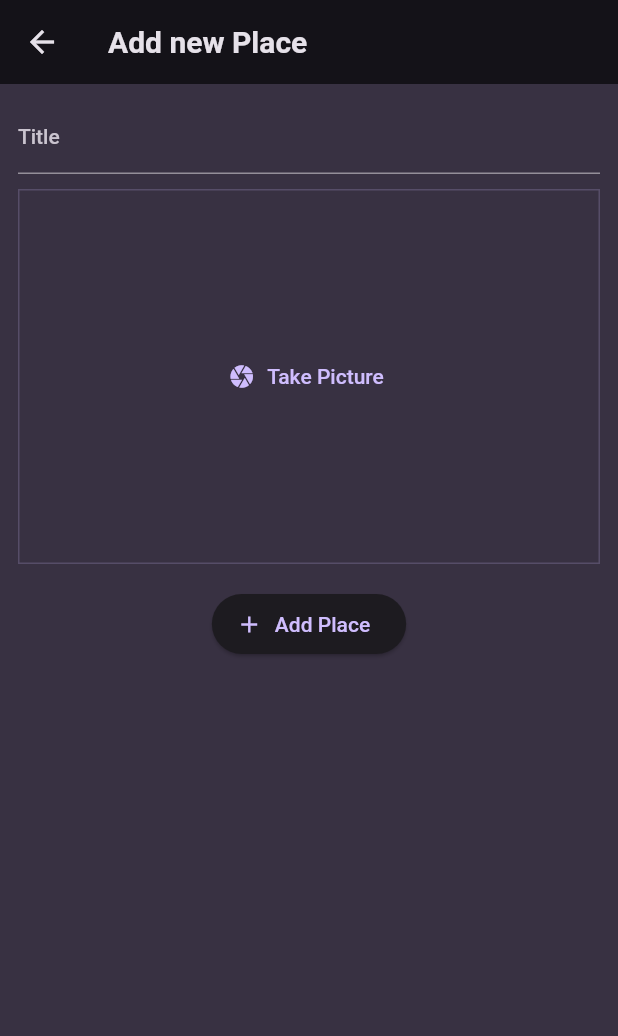
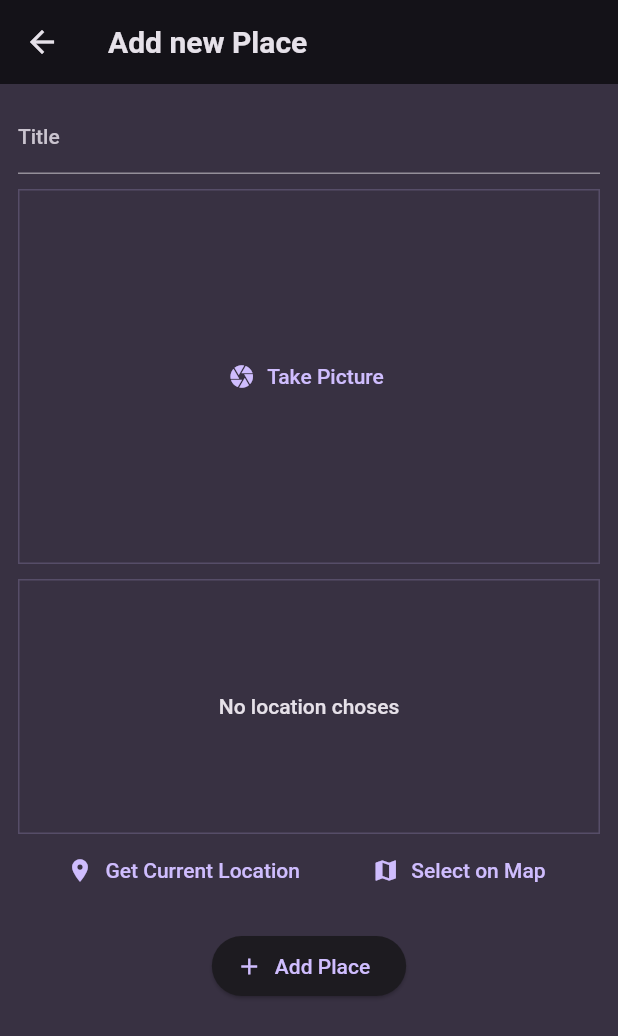
Before and after one commit to max-marschhauser/favorite_places, a Flutter app: the AddPlaceScreen screen opened directly, on a phone screen of 412 x 824 dp. Shown: the top 1036 px of the screen. Run offline on Flutter 3.47's test engine with Material 2 defaults, Android fonts, the phone set to English and light mode, and no system bars; our stand-ins replace flutter_riverpod, google_fonts, image_picker, location.

Commit message:
added users location

```diff
--- a/lib/screens/add_place.dart
+++ b/lib/screens/add_place.dart
@@ -1,6 +1,7 @@
 import 'dart:io';
 
 import 'package:favorite_places/widgets/image_input.dart';
+import 'package:favorite_places/widgets/location_input.dart';
 import 'package:flutter/material.dart';
 import 'package:flutter_riverpod/flutter_riverpod.dart';
 
@@ -62,6 +63,8 @@ class _AddPlaceScreenState extends ConsumerState<AddPlaceScreen> {
                 _selectedImage = image;
               },
             ),
+            const SizedBox(height: 10),
+            LocationInput(),
             const SizedBox(height: 16),
             ElevatedButton.icon(
               onPressed: _savePlace,
--- /dev/null
+++ b/lib/widgets/location_input.dart
@@ -0,0 +1,98 @@
+import 'package:location/location.dart';
+
+import 'package:flutter/material.dart';
+
+class LocationInput extends StatefulWidget {
+  const LocationInput({super.key});
+
+  @override
+  State<LocationInput> createState() {
+    return _LocationInputState();
+  }
+}
+
+class _LocationInputState extends State<LocationInput> {
+  Location? _pickedLocation;
+  var _isGettingLocation = false;
+
+  void _getCurrentLocation() async {
+    Location location = Location();
+
+    bool serviceEnabled;
+    PermissionStatus permissionGranted;
+    LocationData locationData;
+
+    serviceEnabled = await location.serviceEnabled();
+    if (!serviceEnabled) {
+      serviceEnabled = await location.requestService();
+      if (!serviceEnabled) {
+        return;
+      }
+    }
+
+    permissionGranted = await location.hasPermission();
+    if (permissionGranted == PermissionStatus.denied) {
+      permissionGranted = await location.requestPermission();
+      if (permissionGranted != PermissionStatus.granted) {
+        return;
+      }
+    }
+
+    setState(() {
+      _isGettingLocation = true;
+    });
+
+    locationData = await location.getLocation();
+
+    setState(() {
+      _isGettingLocation = false;
+    });
+  }
+
+  @override
+  Widget build(BuildContext context) {
+    Widget previewContent = Text(
+      'No location choses',
+      textAlign: TextAlign.center,
+      style: Theme.of(context).textTheme.bodyLarge!.copyWith(
+            color: Theme.of(context).colorScheme.onBackground,
+          ),
+    );
+
+    if (_isGettingLocation) {
+      previewContent = const CircularProgressIndicator();
+    }
+
+    return Column(
+      children: [
+        Container(
+          height: 170,
+          width: double.infinity,
+          alignment: Alignment.center,
+          decoration: BoxDecoration(
+            border: Border.all(
+              width: 1,
+              color: Theme.of(context).colorScheme.primary.withOpacity(0.2),
+            ),
+          ),
+          child: previewContent,
+        ),
+        Row(
+          mainAxisAlignment: MainAxisAlignment.spaceEvenly,
+          children: [
+            TextButton.icon(
+              icon: const Icon(Icons.location_on),
+              label: const Text('Get Current Location'),
+              onPressed: _getCurrentLocation,
+            ),
+            TextButton.icon(
+              icon: const Icon(Icons.map),
+              label: const Text('Select on Map'),
+              onPressed: () {},
+            ),
+          ],
+        ),
+      ],
+    );
+  }
+}
--- a/pubspec.yaml
+++ b/pubspec.yaml
@@ -39,6 +39,7 @@ dependencies:
   google_fonts: ^5.1.0
   flutter_riverpod: ^2.3.6
   image_picker: ^0.8.9
+  location: ^4.4.0
 
 dev_dependencies:
   flutter_test:
```
Also changed, not shown: pubspec.lock, 3 other files.
